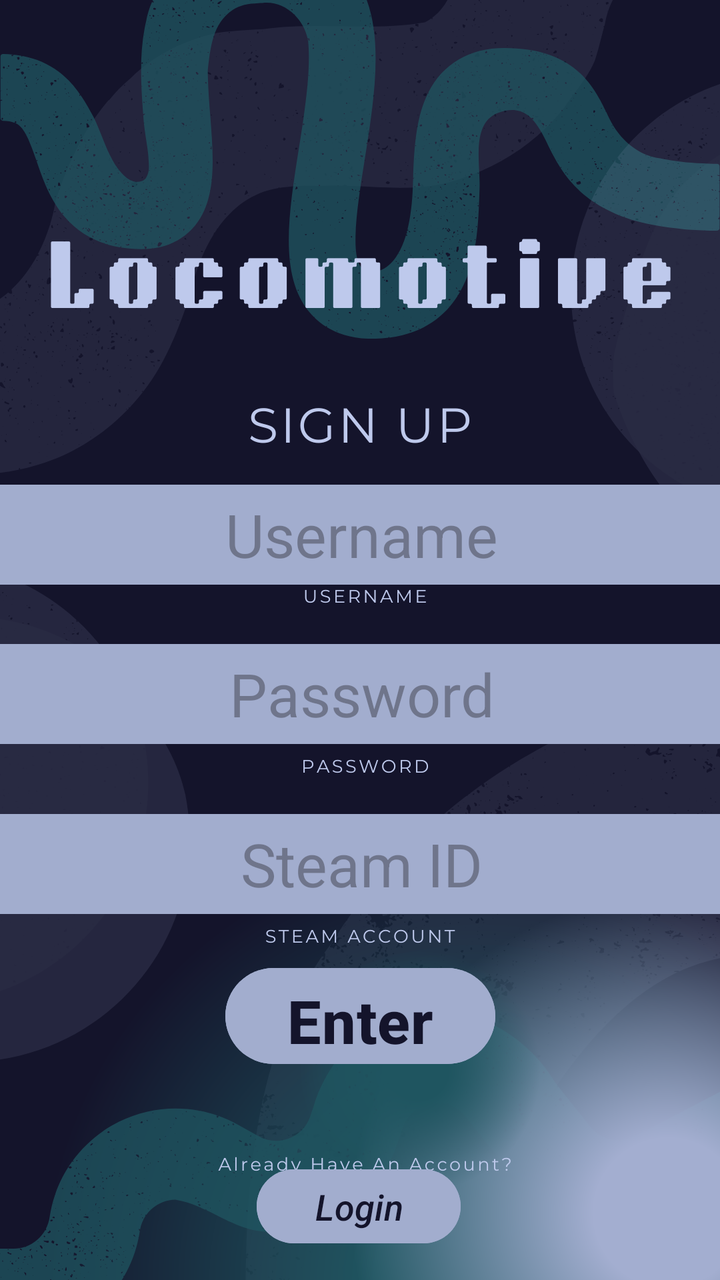
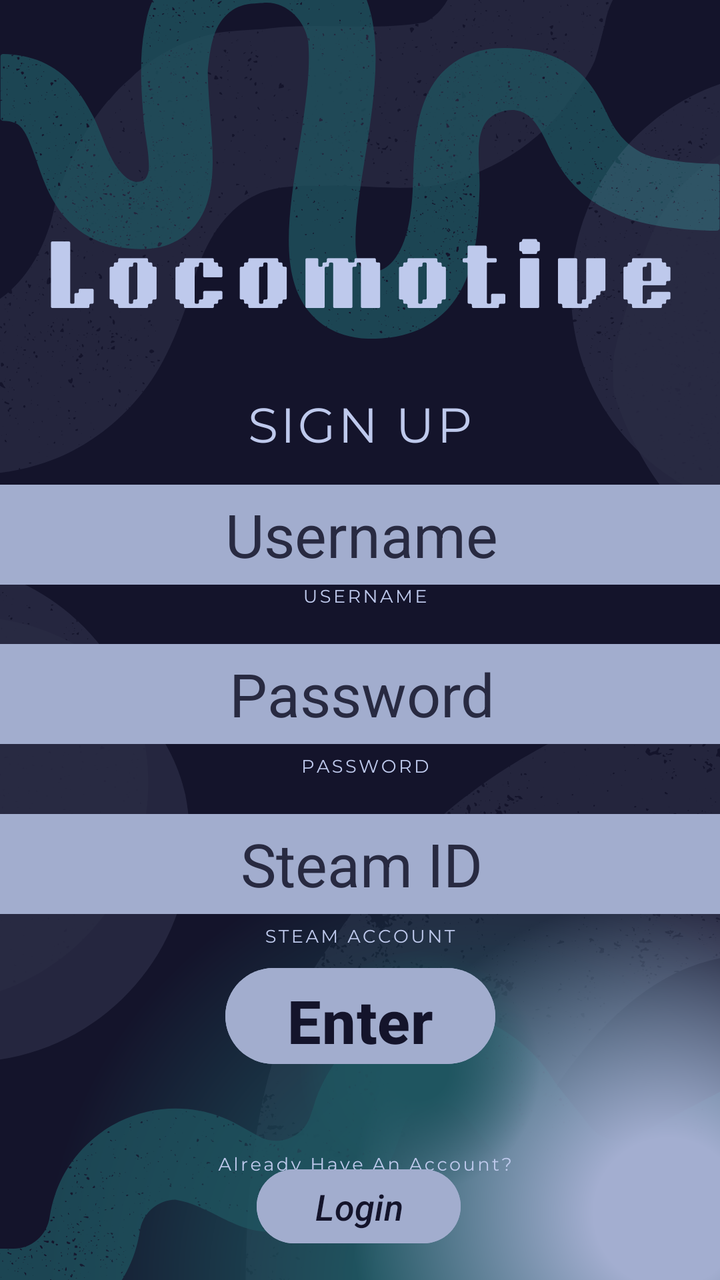

Two renders of the same Android screen: before a commit and after it. Below are the layout's source before the change and the commit's diff.
<!-- AndroidManifest.xml: application theme Theme.Locomotive -->
<!-- res/layout/activity_signup.xml -->
<?xml version="1.0" encoding="utf-8"?>

<androidx.constraintlayout.widget.ConstraintLayout xmlns:android="http://schemas.android.com/apk/res/android"
    xmlns:app="http://schemas.android.com/apk/res-auto"
    xmlns:tools="http://schemas.android.com/tools"
    android:layout_width="match_parent"
    android:layout_height="match_parent"
    android:id="@+id/signup"
    tools:context=".SignupActivity"
    android:background="@drawable/signup_background">

    

    <Button
        android:id="@+id/LoginButton"
        android:layout_width="102dp"
        android:layout_height="45dp"
        android:layout_gravity="center"
        android:backgroundTint="#A2ADCE"
        android:text="Login"
        android:textColor="#14142B"
        android:textSize="18sp"
        android:textStyle="italic"
        app:layout_constraintBottom_toBottomOf="parent"
        app:layout_constraintEnd_toEndOf="parent"
        app:layout_constraintHorizontal_bias="0.498"
        app:layout_constraintStart_toStartOf="parent"
        app:layout_constraintTop_toTopOf="parent"
        app:layout_constraintVertical_bias="0.976" />


    

    <Button
        android:id="@+id/signupButton"
        android:layout_width="135dp"
        android:layout_height="56dp"
        android:layout_gravity="center"
        android:backgroundTint="#A2ADCE"
        android:text="Enter"
        android:textColor="#14142B"
        android:textSize="30sp"
        android:textStyle="bold"
        app:layout_constraintBottom_toBottomOf="parent"
        app:layout_constraintEnd_toEndOf="parent"
        app:layout_constraintStart_toStartOf="parent"
        app:layout_constraintTop_toTopOf="parent"
        app:layout_constraintVertical_bias="0.822" />

    <EditText
        android:id="@+id/UsernameTextEntry"
        android:layout_width="362dp"
        android:layout_height="50dp"
        android:background="#A2ADCE"
        android:gravity="center"
        android:hint="Username"
        android:textColor="#14142B"
        android:textSize="30sp"
        app:layout_constraintBottom_toBottomOf="parent"
        app:layout_constraintEnd_toEndOf="parent"
        app:layout_constraintHorizontal_bias="0.489"
        app:layout_constraintStart_toStartOf="parent"
        app:layout_constraintTop_toTopOf="parent"
        app:layout_constraintVertical_bias="0.411" />

    <EditText
        android:id="@+id/PasswordTextEntry"
        android:layout_width="362dp"
        android:layout_height="50dp"
        android:background="#A2ADCE"
        android:gravity="center"
        android:hint="Password"
        android:textColor="#14142B"
        android:textSize="30sp"
        app:layout_constraintBottom_toBottomOf="parent"
        app:layout_constraintEnd_toEndOf="parent"
        app:layout_constraintHorizontal_bias="0.489"
        app:layout_constraintStart_toStartOf="parent"
        app:layout_constraintTop_toTopOf="parent"
        app:layout_constraintVertical_bias="0.546" />

    <EditText
        android:id="@+id/SteamTextEntry"
        android:layout_width="362dp"
        android:layout_height="50dp"
        android:background="#A2ADCE"
        android:gravity="center"
        android:hint="Steam ID"
        android:textColor="#14142B"
        android:textSize="30sp"
        app:layout_constraintBottom_toBottomOf="parent"
        app:layout_constraintEnd_toEndOf="parent"
        app:layout_constraintHorizontal_bias="0.489"
        app:layout_constraintStart_toStartOf="parent"
        app:layout_constraintTop_toTopOf="parent"
        app:layout_constraintVertical_bias="0.69" />


</androidx.constraintlayout.widget.ConstraintLayout>
<!-- resources referenced by this layout -->
<resources>
  <!-- drawable signup_background: png bitmap (drawable, 347559 bytes) -->
  <style name="Theme.Locomotive" parent="Base.Theme.Locomotive" />
  <style name="Base.Theme.Locomotive" parent="Theme.Material3.DayNight.NoActionBar">
          
          
      </style>
</resources>

<!-- the commit's change to res/layout/activity_signup.xml (unified diff, before → after) -->
@@ -55,6 +55,7 @@
         android:gravity="center"
         android:hint="Username"
         android:textColor="#14142B"
+        android:textColorHint="#282A41"
         android:textSize="30sp"
         app:layout_constraintBottom_toBottomOf="parent"
         app:layout_constraintEnd_toEndOf="parent"
@@ -71,6 +72,7 @@
         android:gravity="center"
         android:hint="Password"
         android:textColor="#14142B"
+        android:textColorHint="#282A41"
         android:textSize="30sp"
         app:layout_constraintBottom_toBottomOf="parent"
         app:layout_constraintEnd_toEndOf="parent"
@@ -87,6 +89,7 @@
         android:gravity="center"
         android:hint="Steam ID"
         android:textColor="#14142B"
+        android:textColorHint="#282A41"
         android:textSize="30sp"
         app:layout_constraintBottom_toBottomOf="parent"
         app:layout_constraintEnd_toEndOf="parent"
